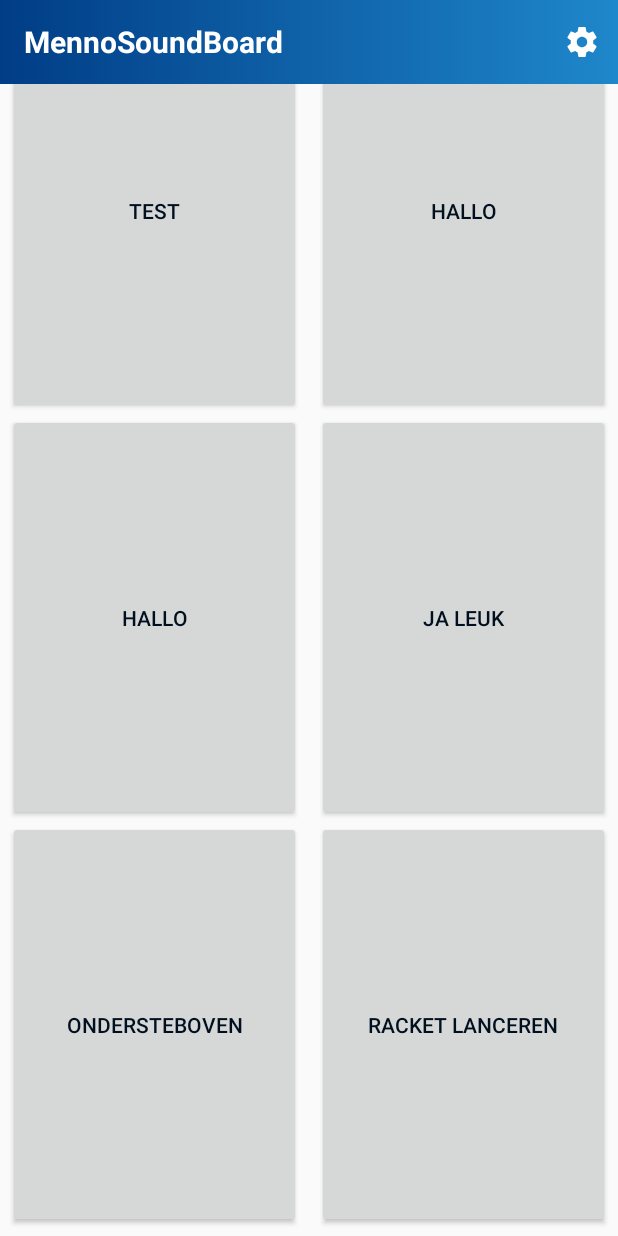
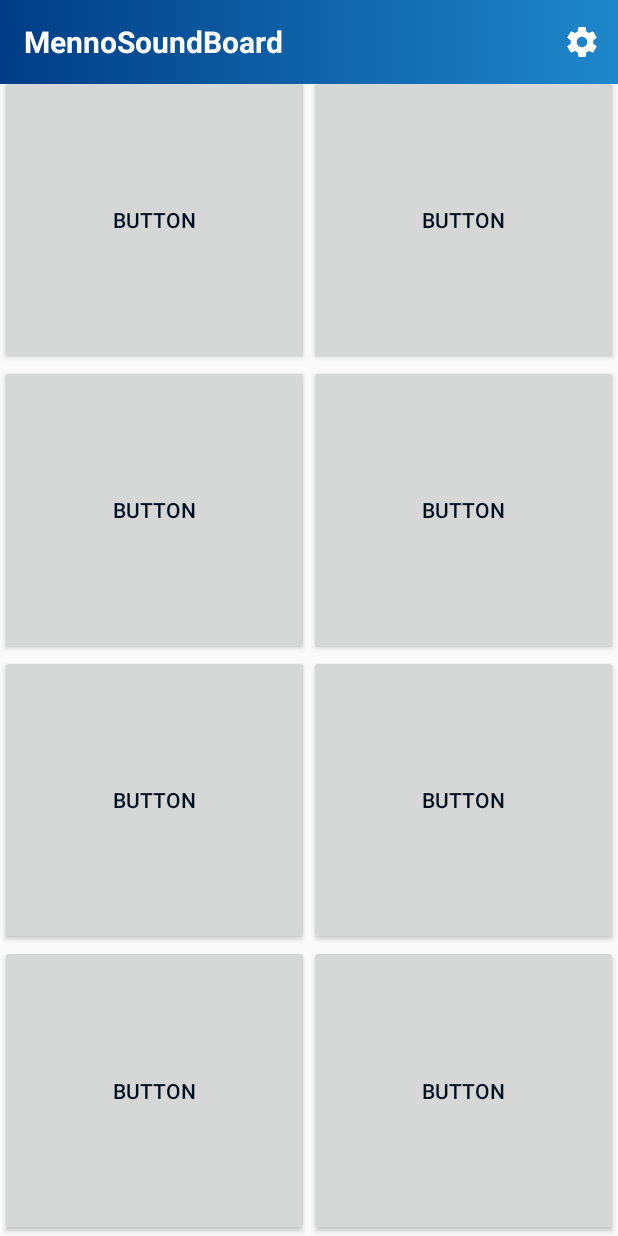
Before and after one commit to tallismen/mennosoundboard, an Android app: the screen it shows after launch (MainActivity), on a phone screen of 412 x 824 dp. Run offline under Robolectric (Android 15) with nearby library versions, the phone set to English and light mode, and no system bars.

Commit message:
layout+meer audio

```diff
--- a/app/src/main/java/nl/designlama/mennosoundboard/activity/MainActivity.java
+++ b/app/src/main/java/nl/designlama/mennosoundboard/activity/MainActivity.java
@@ -12,7 +12,7 @@ import android.view.View;
 
 import nl.designlama.mennosoundboard.ActionBarSupport;
 import nl.designlama.mennosoundboard.R;
-import nl.designlama.mennosoundboard.ToolbarUtil;
+import nl.designlama.mennosoundboard.utils.ToolbarUtil;
 
 public class MainActivity extends AppCompatActivity implements ActionBarSupport {
 
@@ -47,7 +47,7 @@ public class MainActivity extends AppCompatActivity implements ActionBarSupport
     }
 
     public void onButton1Pressed(View v) {
-        playSound(R.raw.test);
+        playSound(R.raw.dikkebillen);
     }
 
     public void onButton2Pressed(View v) {
@@ -55,7 +55,7 @@ public class MainActivity extends AppCompatActivity implements ActionBarSupport
     }
 
     public void onButton3Pressed(View v) {
-        playSound(R.raw.hallo);
+        playSound(R.raw.gs1200r);
     }
 
     public void onButton4Pressed(View v) {
@@ -67,6 +67,14 @@ public class MainActivity extends AppCompatActivity implements ActionBarSupport
     }
 
     public void onButton6Pressed(View v) {
+        playSound(R.raw.racketlanceren);
+    }
+
+    public void onButton7Pressed(View v) {
+        playSound(R.raw.oohyeah);
+    }
+
+    public void onButton8Pressed(View v) {
         playSound(R.raw.racketlanceren);
     }
 
--- a/app/src/main/java/nl/designlama/mennosoundboard/activity/SettingsActivity.java
+++ b/app/src/main/java/nl/designlama/mennosoundboard/activity/SettingsActivity.java
@@ -7,7 +7,7 @@ import android.view.MenuItem;
 
 import nl.designlama.mennosoundboard.ActionBarSupport;
 import nl.designlama.mennosoundboard.R;
-import nl.designlama.mennosoundboard.ToolbarUtil;
+import nl.designlama.mennosoundboard.utils.ToolbarUtil;
 
 public class SettingsActivity extends AppCompatPreferenceActivity implements ActionBarSupport {
 
--- a/app/src/main/java/nl/designlama/mennosoundboard/ToolbarUtil.java
+++ b/app/src/main/java/nl/designlama/mennosoundboard/utils/ToolbarUtil.java
@@ -1,4 +1,4 @@
-package nl.designlama.mennosoundboard;
+package nl.designlama.mennosoundboard.utils;
 
 import android.app.Activity;
 import android.support.v4.content.ContextCompat;
@@ -7,6 +7,9 @@ import android.support.v7.widget.Toolbar;
 import android.util.Log;
 import android.view.ViewGroup;
 import android.widget.TextView;
+
+import nl.designlama.mennosoundboard.ActionBarSupport;
+import nl.designlama.mennosoundboard.R;
 
 public class ToolbarUtil {
 
--- a/app/src/main/res/layout/activity_main.xml
+++ b/app/src/main/res/layout/activity_main.xml
@@ -4,72 +4,109 @@
     xmlns:tools="http://schemas.android.com/tools"
     android:layout_width="match_parent"
     android:layout_height="match_parent"
-    tools:context="nl.designlama.mennosoundboard.activity.MainActivity">
+    tools:context="nl.designlama.mennosoundboard.activity.MainActivity"
+    android:orientation="vertical">
 
+
+    <android.support.v7.widget.Toolbar
+        android:id="@+id/toolbar2"
+        android:layout_width="match_parent"
+        android:layout_height="100dp"
+        android:layout_weight="1"
+        android:background="?attr/colorPrimary"
+        android:minHeight="?attr/actionBarSize"
+        android:theme="?attr/actionBarTheme" />
 
     <LinearLayout
         android:layout_width="match_parent"
         android:layout_height="match_parent"
         android:layout_weight="1"
+        android:orientation="horizontal">
+
+        <LinearLayout
+            android:layout_width="match_parent"
+            android:layout_height="match_parent"
             android:orientation="vertical"
-        android:padding="5dp">
+            android:layout_weight="1">
 
             <Button
                 android:id="@+id/button1"
                 android:layout_width="match_parent"
-            android:layout_height="wrap_content"
+                android:layout_height="0dp"
                 android:layout_weight="1"
                 android:onClick="onButton1Pressed"
-            android:text="test" />
+                android:text="Button"
+                tools:text="Dikke billen" />
 
             <Button
                 android:id="@+id/button3"
-            style="@android:style/Widget.Material.Button"
                 android:layout_width="match_parent"
-            android:layout_height="wrap_content"
+                android:layout_height="0dp"
                 android:layout_weight="1"
                 android:onClick="onButton3Pressed"
-            android:text="hallo" />
+                android:text="Button"
+                tools:text="GS1200R" />
 
             <Button
                 android:id="@+id/button5"
                 android:layout_width="match_parent"
-            android:layout_height="wrap_content"
+                android:layout_height="0dp"
                 android:layout_weight="1"
                 android:onClick="onButton5Pressed"
-            android:text="ondersteboven" />
+                android:text="Button"
+                tools:text="Ondersteboven" />
+
+            <Button
+                android:id="@+id/button7"
+                android:layout_width="match_parent"
+                android:layout_height="0dp"
+                android:layout_weight="1"
+                android:onClick="onButton7Pressed"
+                android:text="Button" />
+
         </LinearLayout>
 
         <LinearLayout
             android:layout_width="match_parent"
             android:layout_height="match_parent"
-        android:layout_weight="1"
             android:orientation="vertical"
-        android:padding="5dp">
+            android:layout_weight="1">
 
             <Button
                 android:id="@+id/button2"
                 android:layout_width="match_parent"
-            android:layout_height="wrap_content"
+                android:layout_height="0dp"
                 android:layout_weight="1"
                 android:onClick="onButton2Pressed"
-            android:text="hallo" />
+                android:text="Button"
+                tools:text="Hallo" />
 
             <Button
                 android:id="@+id/button4"
                 android:layout_width="match_parent"
-            android:layout_height="wrap_content"
+                android:layout_height="0dp"
                 android:layout_weight="1"
                 android:onClick="onButton4Pressed"
-            android:text="Ja leuk" />
+                android:text="Button"
+                tools:text="Ja leuk" />
 
             <Button
                 android:id="@+id/button6"
                 android:layout_width="match_parent"
-            android:layout_height="wrap_content"
+                android:layout_height="0dp"
                 android:layout_weight="1"
                 android:onClick="onButton6Pressed"
-            android:text="racket lanceren" />
+                android:text="Button"
+                tools:text="Racket lanceren" />
+
+            <Button
+                android:id="@+id/button8"
+                android:layout_width="match_parent"
+                android:layout_height="0dp"
+                android:layout_weight="1"
+                android:onClick="onButton8Pressed"
+                android:text="Button"
+                tools:text="Racket lanceren" />
         </LinearLayout>
-
     </LinearLayout>
+</LinearLayout>
--- a/app/src/main/res/values/styles.xml
+++ b/app/src/main/res/values/styles.xml
@@ -17,6 +17,4 @@
         <item name="android:windowContentOverlay">@null</item>
     </style>
 
-    <style name="myDialog" parent="Theme.AppCompat.Dialog"></style>
-
 </resources>
```
Also changed, not shown: 4 other files. Lines whose indentation alone changed are shown as unchanged.
